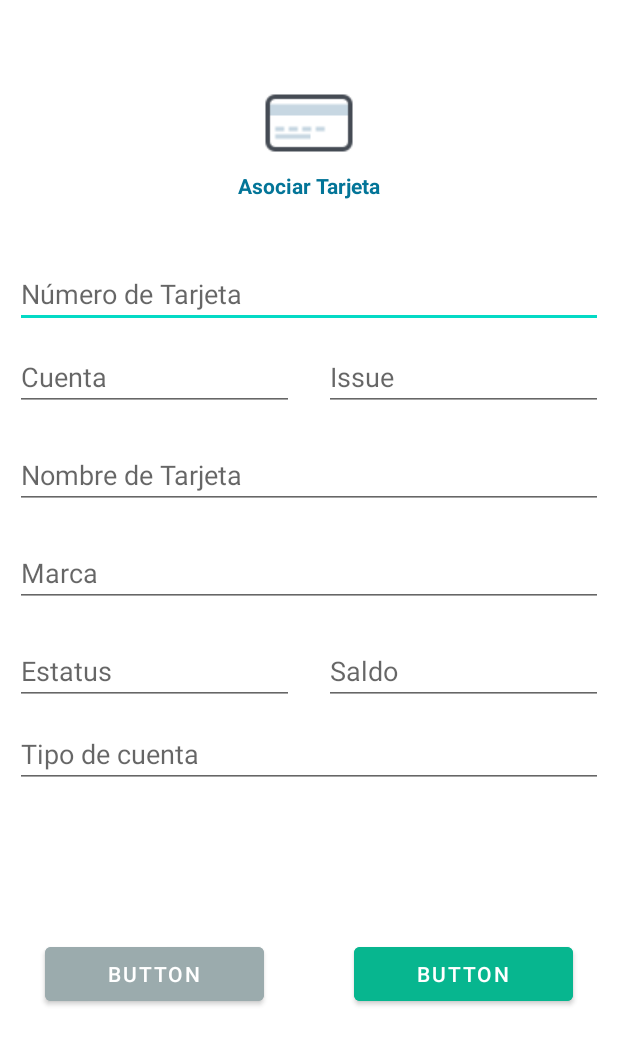
After one commit to iscgabriel/test-bankapp-android-endcom, an Android app: the layout nueva_tarjeta.xml on its own in the app's theme, with its tools: preview values and no code run, on a phone screen of 412 x 824 dp. The commit adds this screen. Shown: the top 1045 px of the screen. Run offline under Robolectric (Android 15) with nearby library versions, the phone set to English and light mode, and no system bars.

Commit message:
Maqueta form view

```diff
--- /dev/null
+++ b/app/src/main/res/layout/nueva_tarjeta.xml
@@ -0,0 +1,155 @@
+<?xml version="1.0" encoding="utf-8"?>
+<LinearLayout xmlns:android="http://schemas.android.com/apk/res/android"
+              xmlns:app="http://schemas.android.com/apk/res-auto"
+              android:layout_width="match_parent"
+              android:layout_height="wrap_content"
+              android:orientation="vertical">
+
+    <LinearLayout
+        android:layout_width="match_parent"
+        android:layout_height="match_parent"
+        android:layout_weight="5"
+        android:orientation="vertical">
+
+        <ImageView
+            android:id="@+id/imgNuevaTarjeta"
+            android:layout_width="match_parent"
+            android:layout_height="wrap_content"
+            android:layout_marginTop="40dp"
+            app:srcCompat="@drawable/new_card" />
+
+        <TextView
+            android:id="@+id/textView2"
+            android:layout_width="match_parent"
+            android:layout_height="wrap_content"
+            android:gravity="center"
+            android:textColor="@color/text_accent_blue"
+            android:textStyle="bold"
+            android:layout_margin="10dp"
+            android:text="Asociar Tarjeta" />
+    </LinearLayout>
+
+    <EditText
+        android:id="@+id/editTextNumber"
+        android:layout_width="match_parent"
+        android:layout_height="wrap_content"
+        android:layout_weight="1"
+        android:layout_marginLeft="10dp"
+        android:layout_marginRight="10dp"
+        android:layout_marginTop="30dp"
+        android:hint="Número de Tarjeta"
+        android:ems="10"
+        android:inputType="number" />
+
+    <LinearLayout
+        android:layout_width="match_parent"
+        android:layout_height="match_parent"
+        android:layout_weight="1"
+        android:orientation="horizontal">
+
+        <EditText
+            android:id="@+id/editTextNumber2"
+            android:layout_width="wrap_content"
+            android:layout_height="wrap_content"
+            android:layout_margin="10dp"
+            android:hint="Cuenta"
+            android:layout_weight="1"
+            android:ems="10"
+            android:inputType="number" />
+
+        <EditText
+            android:id="@+id/editTextTextPersonName"
+            android:layout_width="wrap_content"
+            android:layout_height="wrap_content"
+            android:layout_margin="10dp"
+            android:layout_weight="1"
+            android:ems="10"
+            android:hint="Issue"
+            android:inputType="text" />
+    </LinearLayout>
+
+    <EditText
+        android:id="@+id/editTextTextPersonName2"
+        android:layout_width="match_parent"
+        android:layout_height="wrap_content"
+        android:layout_margin="10dp"
+        android:hint="Nombre de Tarjeta"
+        android:layout_weight="1"
+        android:ems="10"
+        android:inputType="textPersonName" />
+
+    <EditText
+        android:id="@+id/editTextTextPersonName3"
+        android:layout_width="match_parent"
+        android:layout_height="wrap_content"
+        android:layout_margin="10dp"
+        android:hint="Marca"
+        android:layout_weight="1"
+        android:ems="10"
+        android:inputType="textPersonName" />
+
+    <LinearLayout
+        android:layout_width="match_parent"
+        android:layout_height="match_parent"
+        android:layout_weight="1"
+        android:orientation="horizontal">
+
+        <EditText
+            android:id="@+id/editTextTextPersonName6"
+            android:layout_width="wrap_content"
+            android:layout_height="wrap_content"
+            android:layout_margin="10dp"
+            android:hint="Estatus"
+            android:layout_weight="1"
+            android:ems="10"
+            android:inputType="textPersonName"/>
+
+        <EditText
+            android:id="@+id/editTextNumberDecimal"
+            android:layout_width="wrap_content"
+            android:layout_height="wrap_content"
+            android:layout_margin="10dp"
+            android:hint="Saldo"
+            android:layout_weight="1"
+            android:ems="10"
+            android:inputType="numberDecimal" />
+    </LinearLayout>
+
+    <EditText
+        android:id="@+id/editTextTextPersonName4"
+        android:layout_width="match_parent"
+        android:layout_height="wrap_content"
+        android:layout_marginLeft="10dp"
+        android:layout_marginRight="10dp"
+        android:layout_marginBottom="70dp"
+        android:hint="Tipo de cuenta"
+        android:layout_weight="1"
+        android:ems="10"
+        android:inputType="textPersonName" />
+
+    <LinearLayout
+        android:layout_width="match_parent"
+        android:layout_height="match_parent"
+        android:layout_weight="5"
+        android:orientation="horizontal">
+
+        <Button
+            android:id="@+id/button2"
+            android:layout_width="wrap_content"
+            android:layout_height="wrap_content"
+            android:layout_margin="30dp"
+            android:backgroundTint="@color/text_link_gray"
+            android:layout_weight="1"
+            android:text="Button" />
+
+        <Button
+            android:id="@+id/button"
+            android:layout_width="wrap_content"
+            android:layout_height="wrap_content"
+            android:backgroundTint="@color/text_accent_green"
+            android:layout_margin="30dp"
+            android:layout_weight="1"
+            android:text="Button" />
+    </LinearLayout>
+
+</LinearLayout>
--- a/app/src/main/res/values/colors.xml
+++ b/app/src/main/res/values/colors.xml
@@ -11,4 +11,5 @@
     <color name="text_accent_green">#07b68f</color>
     <color name="text_accent_blue">#037598</color>
     <color name="text_link_blue">#33a6c9</color>
+    <color name="text_link_gray">#9babad</color>
 </resources>
```
Also changed, not shown: app/src/main/res/drawable/new_card.png (added).
